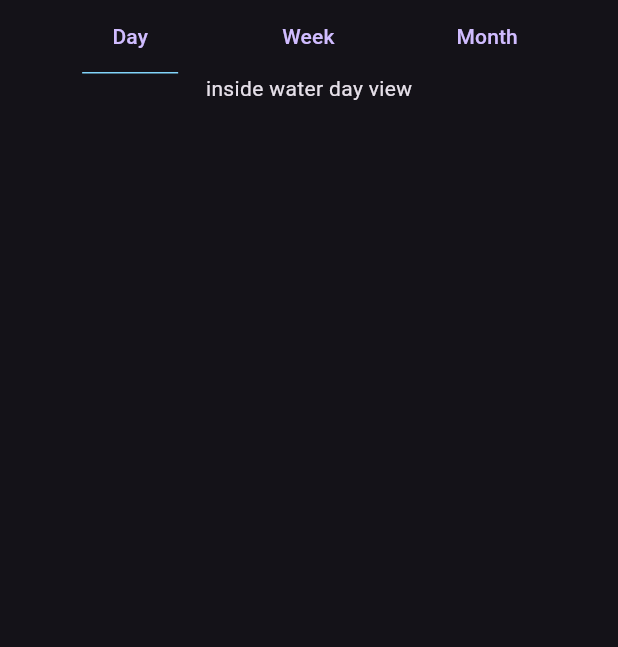
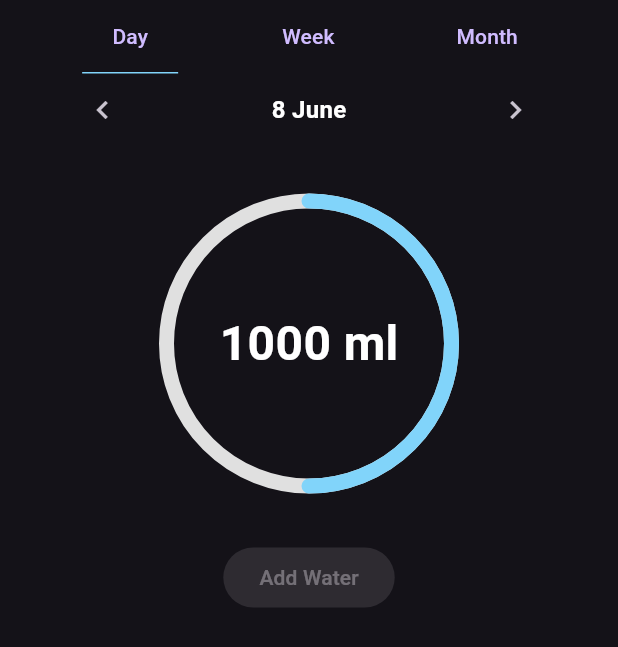
Before and after one commit to istutiagarwal/shiv_fit, a Flutter app: the screen it shows after launch, on a phone screen of 412 x 824 dp. Shown: the top 647 px of the screen. Run offline on Flutter 3.47's test engine with Material 3 defaults, Android fonts, the light colour scheme and no system bars; drawn by our look-alikes of percent_indicator; our stand-ins replace get, get_storage; Roboto replaces fonts that are missing (Poppins); statements that could not run were skipped.

Commit message:
water day header setup

```diff
--- a/lib/app/modules/water/controller/water_day_details_controller.dart
+++ b/lib/app/modules/water/controller/water_day_details_controller.dart
@@ -1,5 +1,32 @@
+import 'package:get/get.dart';
 import 'package:shiv_fit/app/modules/water/controller/water_controller.dart';
+import 'package:shiv_fit/utils/storage/storage_utils.dart';
 
-class WaterDayDetailsController extends WaterController{
+class WaterDayDetailsController extends WaterController {
+  final Rx<DateTime> date = DateTime.now().obs;
+  final dailyWaterGoal = 2000;
+  late RxDouble currentWaterIntake;
 
+  @override
+  void onInit() {
+    super.onInit();
+    currentWaterIntake = 0.5.obs;
+  }
+
+  void onAddWater(double waterDrank) {
+    final waterDrank = Storage.loadContainerData().values.;
+    currentWaterIntake.value = currentWaterIntake.value + waterDrank;
+  }
+
+  void onLeftOperandClick() {
+    date.value = date.value.subtract(const Duration(days: 1));
+  }
+
+  void onRightOperandClick() {
+    date.value = date.value.add(const Duration(days: 1));
+  }
+
+  String getCurrentWaterTaken() {
+    return '${(currentWaterIntake.value * dailyWaterGoal).toInt()} ml';
+  }
 }
--- /dev/null
+++ b/lib/app/modules/water/views/cards/water_consumption_chart_card.dart
@@ -0,0 +1,36 @@
+import 'package:flutter/material.dart';
+import 'package:get/get.dart';
+import 'package:percent_indicator/circular_percent_indicator.dart';
+import 'package:shiv_fit/app/modules/water/controller/water_day_details_controller.dart';
+import 'package:shiv_fit/app/theme/app_colors.dart';
+import 'package:shiv_fit/app/theme/app_dimens.dart';
+import 'package:shiv_fit/app/theme/styles.dart';
+
+class WaterConsumptionChartCard extends StatelessWidget {
+  final WaterDayDetailsController controller =
+      Get.put(WaterDayDetailsController());
+
+  WaterConsumptionChartCard({super.key});
+
+  @override
+  Widget build(BuildContext context) {
+    return Padding(
+      padding: EdgeInsets.symmetric(vertical: AppDimens.dimens_32),
+      child: CircularPercentIndicator(
+        radius: AppDimens.dimens_100,
+        percent: controller.currentWaterIntake.value,
+        center: Text(
+          controller.getCurrentWaterTaken(),
+          style: Styles.blackBold(AppDimens.dimens_32, AppColors.black),
+        ),
+        circularStrokeCap: CircularStrokeCap.round,
+        lineWidth: AppDimens.dimens_10,
+        progressColor: AppColors.iceyBlue,
+        backgroundColor: AppColors.grey,
+        animateFromLastPercent: true,
+        animation: true,
+        animateToInitialPercent: true,
+      ),
+    );
+  }
+}
--- /dev/null
+++ b/lib/app/modules/water/views/cards/water_day_header.dart
@@ -0,0 +1,56 @@
+import 'package:flutter/material.dart';
+import 'package:get/get.dart';
+import 'package:intl/intl.dart';
+import 'package:shiv_fit/app/modules/water/controller/water_day_details_controller.dart';
+import 'package:shiv_fit/app/theme/app_colors.dart';
+import 'package:shiv_fit/app/theme/app_dimens.dart';
+import 'package:shiv_fit/app/theme/styles.dart';
+
+class WaterDayHeader extends StatelessWidget {
+  final WaterDayDetailsController controller =
+      Get.put(WaterDayDetailsController());
+
+  WaterDayHeader({super.key});
+
+  @override
+  Widget build(BuildContext context) {
+    return Row(
+      mainAxisAlignment: MainAxisAlignment.spaceAround,
+      children: [
+        IconButton(
+            onPressed: () {
+              controller.onLeftOperandClick();
+            },
+            icon: const Icon(Icons.chevron_left)),
+        Obx(() {
+          return Row(
+            children: [
+              Text(
+                controller.date.value.day.toString(),
+                style: Styles.blackBold(
+                  AppDimens.dimens_16,
+                  AppColors.black,
+                ),
+              ),
+              SizedBox(
+                width: AppDimens.dimens_4,
+              ),
+              Text(
+                DateFormat.MMMM().format(controller.date.value).toString(),
+                style: Styles.blackBold(
+                  AppDimens.dimens_16,
+                  AppColors.black,
+                ),
+              ),
+            ],
+          );
+        }),
+        IconButton(
+            onPressed: () {
+              controller.onRightOperandClick();
+            },
+            icon: const Icon(Icons.chevron_right)),
+      ],
+    );
+  }
+}
--- a/lib/app/modules/water/views/screens/water_day_view.dart
+++ b/lib/app/modules/water/views/screens/water_day_view.dart
@@ -1,10 +1,19 @@
 import 'package:flutter/material.dart';
+import 'package:shiv_fit/app/modules/water/views/cards/water_consumption_chart_card.dart';
+import 'package:shiv_fit/app/modules/water/views/cards/water_day_header.dart';
 
 class WaterDayView extends StatelessWidget {
   const WaterDayView({super.key});
 
   @override
   Widget build(BuildContext context) {
-    return const Text("inside water day view");
+    return Container(
+      child: Column(
+        children: [
+            WaterDayHeader(),
+          WaterConsumptionChartCard(),
+        ],
+      ),
+    );
   }
 }
--- a/lib/app/modules/water/views/screens/water_view.dart
+++ b/lib/app/modules/water/views/screens/water_view.dart
@@ -1,6 +1,8 @@
 import 'package:flutter/material.dart';
 import 'package:get/get.dart';
 import 'package:shiv_fit/app/data/enums/time_range_enum.dart';
+import 'package:shiv_fit/app/data/values/app_constant.dart';
+import 'package:shiv_fit/app/modules/water/controller/water_day_details_controller.dart';
 import 'package:shiv_fit/app/modules/water/views/screens/water_month_view.dart';
 import 'package:shiv_fit/app/modules/water/views/screens/water_week_view.dart';
 import 'package:shiv_fit/widgets/crousal/time_range_selector.dart';
@@ -10,6 +12,7 @@ import 'water_day_view.dart';
 
 class WaterView extends StatelessWidget {
   final TimeRangeSelectorController timeRangeController = Get.put(TimeRangeSelectorController());
+  final WaterDayDetailsController waterController = Get.put(WaterDayDetailsController());
 
   WaterView({super.key,});
 
@@ -30,6 +33,7 @@ class WaterView extends StatelessWidget {
                 return const WaterWeekView();
             }
           }),
+          ElevatedButton(onPressed: (){waterController.onAddWater()}, child: Text(AppConstant.water.addWater))
         ],
       )),
     );
--- a/lib/app/theme/app_colors.dart
+++ b/lib/app/theme/app_colors.dart
@@ -4,7 +4,7 @@ import 'package:get/get.dart';
 class AppColors {
   static bool get isDark => Get.context?.theme.brightness == Brightness.dark;
 
-  static get black => isDark ? Colors.black : Colors.white;
+  static get black => isDark ? Colors.white : Colors.black;
 
   static get yellow => isDark ? const Color(0xFFFFD54F) : Colors.yellow;
 
--- a/lib/app/theme/app_dimens.dart
+++ b/lib/app/theme/app_dimens.dart
@@ -2,11 +2,16 @@ abstract class AppDimens {
   static double dimens_0 = 0;
   static double dimens_1 = 1;
   static double dimens_4 = 4;
+  static double dimens_8 = 8;
+  static double dimens_10 = 10;
   static double dimens_12 = 12;
+  static double dimens_14 = 14;
+  static double dimens_16 = 16;
   static double dimens_18 = 18;
   static double dimens_20 = 20;
   static double dimens_32 = 32;
   static double dimens_50 = 50;
   static double dimens_70 = 70;
   static double dimens_100 = 100;
+  static double dimens_150 = 150;
 }
```
Also changed, not shown: pubspec.yaml (+15 -0 lines), pubspec.lock.
